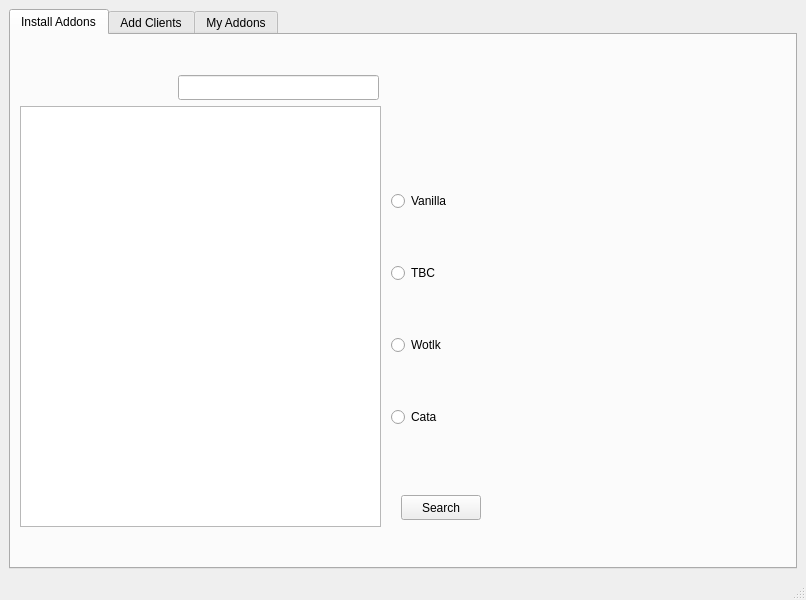
Old version of the form src/ui/main.ui in the repository buhfur/Flightmaster.
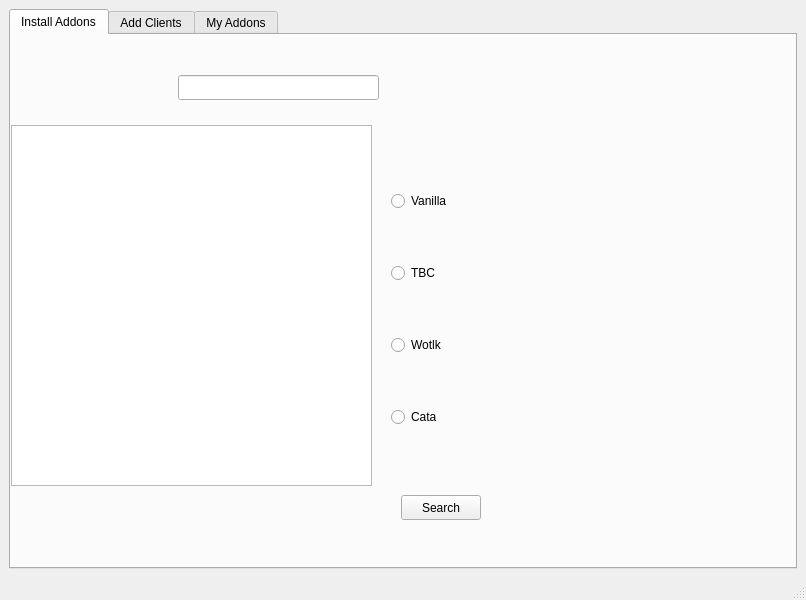
New version of the form. The open tabs and pages were chosen to show the change.

Commit message: Made some progress on the GUI , the main goal is to be able to populate the UI with a searched addon

What changed in the file:
```diff
--- a/src/ui/main.ui
+++ b/src/ui/main.ui
@@ -27,16 +27,6 @@
        <attribute name="title">
         <string>Install Addons</string>
        </attribute>
-       <widget class="QTableWidget" name="tableWidget">
-        <property name="geometry">
-         <rect>
-          <x>9</x>
-          <y>71</y>
-          <width>361</width>
-          <height>421</height>
-         </rect>
-        </property>
-       </widget>
        <widget class="QLineEdit" name="searchBar">
         <property name="geometry">
          <rect>
@@ -60,7 +50,7 @@
          <string>Search</string>
         </property>
        </widget>
-       <widget class="QWidget" name="">
+       <widget class="QWidget" name="layoutWidget">
         <property name="geometry">
          <rect>
           <x>380</x>
@@ -100,6 +90,16 @@
          </item>
         </layout>
        </widget>
+       <widget class="QListWidget" name="listAddonsWidget">
+        <property name="geometry">
+         <rect>
+          <x>0</x>
+          <y>90</y>
+          <width>361</width>
+          <height>361</height>
+         </rect>
+        </property>
+       </widget>
       </widget>
       <widget class="QWidget" name="myAddonsTab">
        <attribute name="title">
```
Left out of the diff: 6 changed lines with no effect on the pictures. The commit also changes 6 other files.
